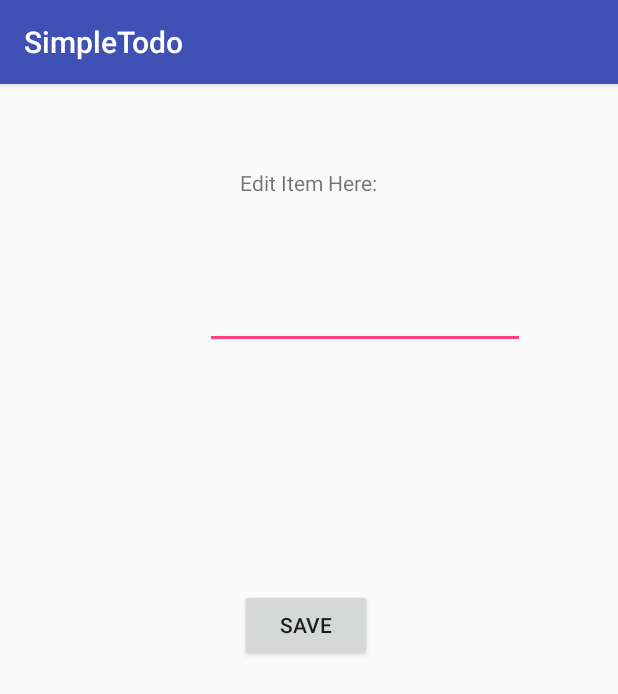
After one commit to nitiverma/ToDoApp, an Android app: the EditItemActivity screen opened directly, with no data from a screen before it, on a phone screen of 412 x 824 dp. The commit adds this screen. Shown: the top 694 px of the screen. Run offline under Robolectric (Android 15) with nearby library versions, the phone set to English and light mode, and no system bars; 1 statement that could not run was skipped.

Commit message:
Add Main and Edit Item activities.

```diff
--- a/SimpleTodo/app/src/main/AndroidManifest.xml
+++ b/SimpleTodo/app/src/main/AndroidManifest.xml
@@ -15,6 +15,7 @@
                 <category android:name="android.intent.category.LAUNCHER" />
             </intent-filter>
         </activity>
+        <activity android:name=".EditItemActivity"></activity>
     </application>
 
 </manifest>
--- /dev/null
+++ b/SimpleTodo/app/src/main/java/com/nitiverma/simpletodo/EditItemActivity.java
@@ -0,0 +1,42 @@
+package com.nitiverma.simpletodo;
+
+import android.content.Intent;
+import android.support.v7.app.AppCompatActivity;
+import android.os.Bundle;
+import android.view.View;
+import android.widget.ArrayAdapter;
+import android.widget.EditText;
+import android.widget.TextView;
+
+import static com.nitiverma.simpletodo.R.id.lvItems;
+
+public class EditItemActivity extends AppCompatActivity {
+    ArrayAdapter<String> itemAdapter;
+
+    @Override
+    protected void onCreate(Bundle savedInstanceState) {
+        super.onCreate(savedInstanceState);
+        setContentView(R.layout.activity_edit_item);
+        String inputString = getOriginalItemString();
+        EditText eiEditText = (EditText)findViewById(R.id.eiEditText);
+        eiEditText.setText(inputString);
+    }
+
+    public void onSaveItem(View v){
+        EditText eiEditText = (EditText)findViewById(R.id.eiEditText);
+        String itemText = eiEditText.getText().toString();
+        if (itemText.isEmpty()) {
+            itemText = getOriginalItemString();
+        }
+        int itemPosition = getIntent().getIntExtra("itemPosition", 0);
+        Intent data = new Intent(EditItemActivity.this, MainActivity.class);
+        data.putExtra("itemValue", itemText);
+        data.putExtra("code", itemPosition);
+        setResult(RESULT_OK, data);
+        finish();
+    }
+
+    private final String getOriginalItemString() {
+        return getIntent().getExtras().getString("itemText");
+    }
+}
--- /dev/null
+++ b/SimpleTodo/app/src/main/res/layout/activity_edit_item.xml
@@ -0,0 +1,47 @@
+<?xml version="1.0" encoding="utf-8"?>
+<RelativeLayout xmlns:android="http://schemas.android.com/apk/res/android"
+    xmlns:tools="http://schemas.android.com/tools"
+    android:id="@+id/activity_edit_item"
+    android:layout_width="match_parent"
+    android:layout_height="match_parent"
+    android:paddingBottom="@dimen/activity_vertical_margin"
+    android:paddingLeft="@dimen/activity_horizontal_margin"
+    android:paddingRight="@dimen/activity_horizontal_margin"
+    android:paddingTop="@dimen/activity_vertical_margin"
+    tools:context="com.nitiverma.simpletodo.EditItemActivity">
+
+    <TextView
+        android:layout_width="wrap_content"
+        android:layout_height="wrap_content"
+        android:layout_alignParentTop="true"
+        android:layout_centerHorizontal="true"
+        android:layout_marginTop="40dp"
+        android:id="@+id/eitextView"
+        android:contentDescription="Edit Item Text View"
+        android:text="Edit Item Here:" />
+
+    <Button
+        android:text="Save"
+        android:layout_width="wrap_content"
+        android:layout_height="wrap_content"
+        android:layout_marginTop="160dp"
+        android:id="@+id/eiButton"
+        android:onClick="onSaveItem"
+        android:layout_below="@+id/eiEditText"
+        android:layout_alignLeft="@+id/eitextView"
+        android:layout_alignStart="@+id/eitextView" />
+
+    <EditText
+        android:layout_width="wrap_content"
+        android:layout_height="wrap_content"
+        android:inputType="textPersonName"
+        android:text="Edit item here:"
+        android:ems="10"
+        android:id="@+id/eiEditText"
+        android:layout_marginTop="56dp"
+        android:layout_below="@+id/eitextView"
+        android:layout_alignParentRight="true"
+        android:layout_alignParentEnd="true"
+        android:layout_marginRight="46dp"
+        android:layout_marginEnd="46dp" />
+</RelativeLayout>
```
Also changed, not shown: SimpleTodo/app/src/main/java/com/nitiverma/simpletodo/MainActivity.java (+24 -7 lines), 1 other file.
